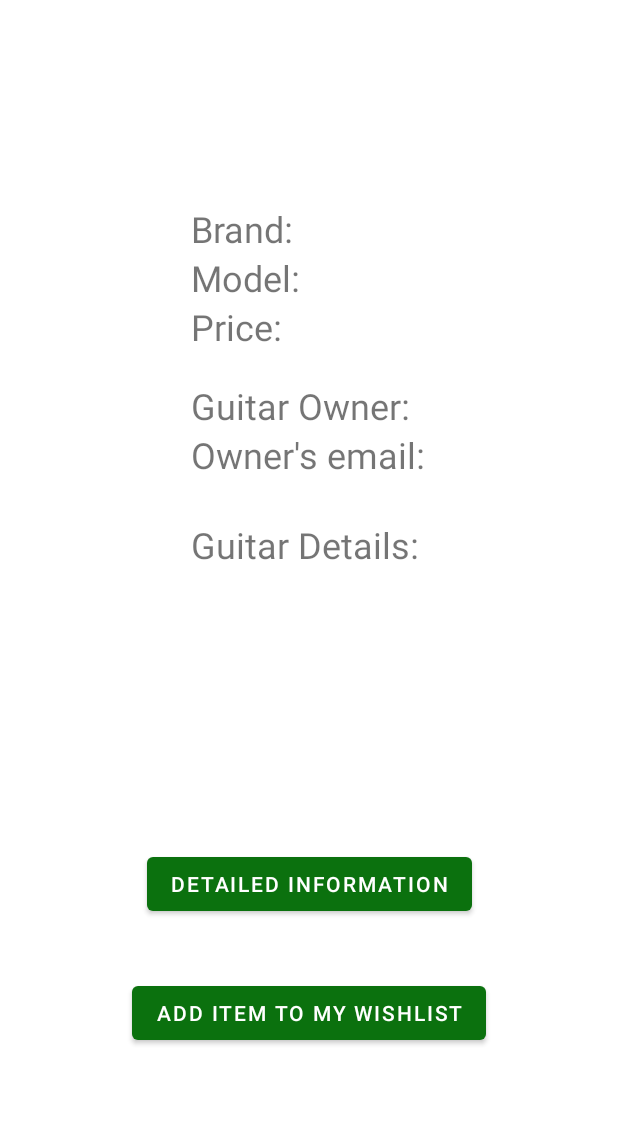
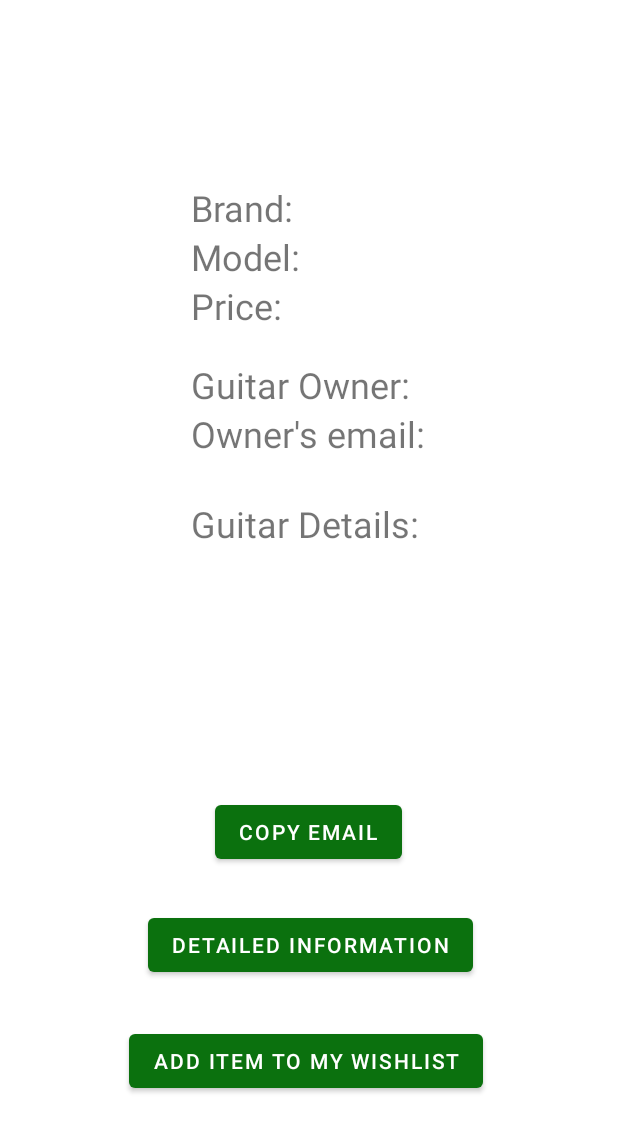
Before and after one commit to panosbabo/TakOwnersMart, an Android app: the DisplayInfo screen opened directly, with no data from a screen before it, on a phone screen of 412 x 824 dp. Shown: the top 1132 px of the screen. Run offline under Robolectric (Android 15) with nearby library versions, the phone set to English and light mode, and no system bars; 6 statements that could not run were skipped.

Commit message:
Added copy email to clipboard

```diff
--- a/app/src/main/java/com/example/takownersmart/DisplayInfo.java
+++ b/app/src/main/java/com/example/takownersmart/DisplayInfo.java
@@ -2,6 +2,9 @@ package com.example.takownersmart;
 
 import androidx.appcompat.app.AppCompatActivity;
 import android.app.Activity;
+import android.content.ClipData;
+import android.content.ClipboardManager;
+import android.content.Context;
 import android.content.Intent;
 import android.net.Uri;
 import android.os.Bundle;
@@ -52,8 +55,9 @@ public class DisplayInfo extends AppCompatActivity {
 
 
         // Button initialization for more detailed information & add to wishlist button
-        Button button_info = ((Button) findViewById(R.id.button_info));
-        Button wish_add = ((Button) findViewById(R.id.addTo_wishlist));
+        Button button_info = (Button) findViewById(R.id.button_info);
+        Button wish_add = (Button) findViewById(R.id.addTo_wishlist);
+        Button copymail = (Button) findViewById(R.id.copy_email_btn);
 
         // Button function implemented to search on the web when the user clicks on more details information
         button_info.setOnClickListener(new View.OnClickListener() {
@@ -83,6 +87,19 @@ public class DisplayInfo extends AppCompatActivity {
                 saveItemList(brand, model, price, owner, ownemail);
             }
         });
+
+        // Button function implemented to copy email to clipboard
+        copymail.setOnClickListener(new View.OnClickListener() {
+            @Override
+            public void onClick(View view) {
+                // Calling clipboard manager to copy owner's email to clipboard
+                ClipboardManager clipboard = (ClipboardManager) getSystemService(Context.CLIPBOARD_SERVICE);
+                ClipData clip = ClipData.newPlainText("email", ownemail);
+                clipboard.setPrimaryClip(clip);
+                // Displaying message about successful copy
+                Toast.makeText(getApplicationContext(), "Email copied to clipboard", Toast.LENGTH_SHORT).show();
+            }
+        });
     }
 
     // Function that inserts the item to the database
@@ -100,24 +117,16 @@ public class DisplayInfo extends AppCompatActivity {
         guitar.guitarOwner = guitarOwner;
         guitar.ownerEmail = ownerEmail;
 
+        // Check boolean variable
+        boolean check = false;
+
         // For loop that goes through database to check if a guitar is already in the wishlist
         for (int i = 0; i < db.wishDao().getAllGuitars().size(); i++) {
             // If statement that checks if an item already exists in the database
             if (db.wishDao().getAllGuitars().get(i).guitarModel.equals(guitar.guitarModel)){
+                check = true;
                 // Message displayed if an item already exists in the wishlist
                 Toast.makeText(getApplicationContext(), "This item is already in the WishList", Toast.LENGTH_SHORT).show();
-                break;
-            }
-        }
-
-        // Check boolean variable
-        boolean check = false;
-
-        // For loop that checks if the guitar is already in the list
-        for (int i = 0; i < db.wishDao().getAllGuitars().size(); i++) {
-            // If statement that checks whether it is the list or not
-            if (db.wishDao().getAllGuitars().get(i).guitarModel.equals(guitar.guitarModel)) {
-                check = true;
                 break;
             }
         }
--- a/app/src/main/java/com/example/takownersmart/MapPage.java
+++ b/app/src/main/java/com/example/takownersmart/MapPage.java
@@ -79,10 +79,12 @@ public class MapPage extends Fragment {
                 }
                 googleMap.moveCamera(CameraUpdateFactory.newLatLngZoom(currentL, 12));
 
+                // This adds markers when user taps on map
                 googleMap.setOnMapClickListener(new GoogleMap.OnMapClickListener() {
                     @Override
                     public void onMapClick(LatLng latLng) {
                         // When clicked on map
+
                         // Initialize marker options
                         MarkerOptions markerOptions = new MarkerOptions().position(latLng);
                         // Set position of marker
--- a/app/src/main/res/layout/activity_display_info.xml
+++ b/app/src/main/res/layout/activity_display_info.xml
@@ -13,10 +13,10 @@
         android:orientation="vertical"
         app:layout_constraintBottom_toBottomOf="parent"
         app:layout_constraintEnd_toEndOf="parent"
-        app:layout_constraintHorizontal_bias="0.497"
+        app:layout_constraintHorizontal_bias="0.498"
         app:layout_constraintStart_toStartOf="parent"
         app:layout_constraintTop_toTopOf="parent"
-        app:layout_constraintVertical_bias="0.294">
+        app:layout_constraintVertical_bias="0.263">
 
         <LinearLayout
             android:layout_width="wrap_content"
@@ -150,15 +150,16 @@
     </LinearLayout>
 
     <Button
-        android:id="@+id/button_info"
+        android:id="@+id/copy_email_btn"
         android:layout_width="wrap_content"
         android:layout_height="wrap_content"
-        android:text="Detailed information"
+        android:text="Copy Email"
         app:layout_constraintBottom_toBottomOf="parent"
         app:layout_constraintEnd_toEndOf="parent"
+        app:layout_constraintHorizontal_bias="0.498"
         app:layout_constraintStart_toStartOf="parent"
         app:layout_constraintTop_toBottomOf="@+id/linearLayout"
-        app:layout_constraintVertical_bias="0.245" />
+        app:layout_constraintVertical_bias="0.163" />
 
     <Button
         android:id="@+id/addTo_wishlist"
@@ -167,8 +168,21 @@
         android:text="Add item to My WishList"
         app:layout_constraintBottom_toBottomOf="parent"
         app:layout_constraintEnd_toEndOf="parent"
+        app:layout_constraintHorizontal_bias="0.488"
         app:layout_constraintStart_toStartOf="parent"
         app:layout_constraintTop_toBottomOf="@+id/linearLayout"
-        app:layout_constraintVertical_bias="0.553" />
+        app:layout_constraintVertical_bias="0.685" />
+
+    <Button
+        android:id="@+id/button_info"
+        android:layout_width="wrap_content"
+        android:layout_height="wrap_content"
+        android:text="Detailed information"
+        app:layout_constraintBottom_toBottomOf="parent"
+        app:layout_constraintEnd_toEndOf="parent"
+        app:layout_constraintHorizontal_bias="0.505"
+        app:layout_constraintStart_toStartOf="parent"
+        app:layout_constraintTop_toBottomOf="@+id/linearLayout"
+        app:layout_constraintVertical_bias="0.42" />
 
 </androidx.constraintlayout.widget.ConstraintLayout>
```
Also changed, not shown: app/src/main/java/com/example/takownersmart/ProfileEditing.java (+7 -0 lines), app/src/main/java/com/example/takownersmart/ProfilePage.java (+0 -11 lines), app/src/main/res/layout/activity_profile_editing_page.xml (+15 -15 lines).
